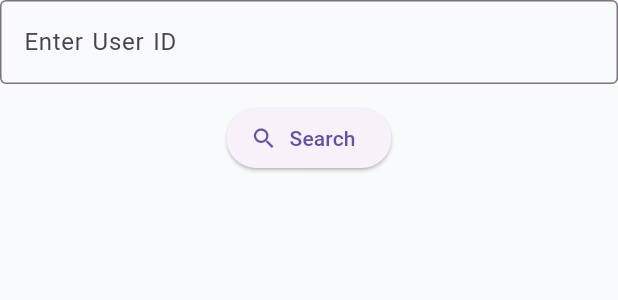
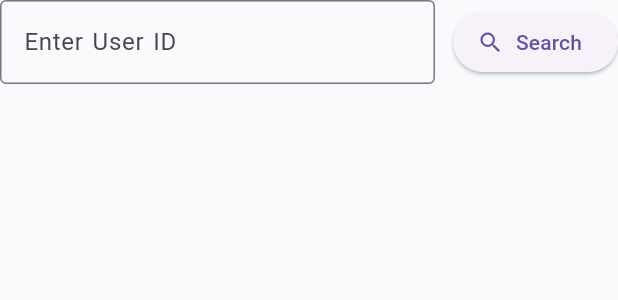
Before and after one commit to 3khaled3/snapDealsApp_readMe, a Flutter app: the SearchUserByIdWidget widget shown alone on an empty page, opened directly with empty values, on a phone screen of 412 x 824 dp. Shown: the top 300 px of the screen. Run offline on Flutter 3.47's test engine with Material 3 defaults, Android fonts, the phone set to English and light mode, and no system bars; our stand-ins replace bloc, cached_network_image, cloud_firestore, connectivity_plus, dartz, device_preview and 18 more; missing offline and left inert: flutter_sound, get_thumbnail_video; accounts and stored records are empty.

Commit message:
fix search user

```diff
--- a/lib/app/admin_feature/view/widgets/custom_search_user.dart
+++ b/lib/app/admin_feature/view/widgets/custom_search_user.dart
@@ -2,8 +2,13 @@ import 'package:flutter/material.dart';
 
 class SearchUserByIdWidget extends StatefulWidget {
   final Future<void> Function(String userId) onSearch;
+  final VoidCallback onClearSearch;
 
-  const SearchUserByIdWidget({super.key, required this.onSearch});
+  const SearchUserByIdWidget({
+    super.key,
+    required this.onSearch,
+    required this.onClearSearch,
+  });
 
   @override
   State<SearchUserByIdWidget> createState() => _SearchUserByIdWidgetState();
@@ -22,18 +27,32 @@ class _SearchUserByIdWidgetState extends State<SearchUserByIdWidget> {
     setState(() => _isLoading = false);
   }
 
+  void _handleClearSearch() {
+    _controller.clear();
+    widget.onClearSearch();
+  }
+
   @override
   Widget build(BuildContext context) {
-    return Column(
+    return Row(
       children: [
-        TextField(
-          controller: _controller,
-          decoration: const InputDecoration(
-            labelText: 'Enter User ID',
-            border: OutlineInputBorder(),
+        Expanded(
+          child: TextField(
+            controller: _controller,
+            decoration: InputDecoration(
+              labelText: 'Enter User ID',
+              border: const OutlineInputBorder(),
+              suffixIcon: _controller.text.isNotEmpty
+                  ? IconButton(
+                      icon: const Icon(Icons.clear),
+                      onPressed: _handleClearSearch,
+                    )
+                  : null,
+            ),
+            onChanged: (_) => setState(() {}), // لتحديث زر المسح تلقائيًا
           ),
         ),
-        const SizedBox(height: 12),
+        const SizedBox(width: 12),
         ElevatedButton.icon(
           onPressed: _isLoading ? null : _handleSearch,
           icon: _isLoading
```
Also changed, not shown: lib/app/admin_feature/view/pages/access_users.dart (+10 -9 lines), lib/app/admin_feature/view/widgets/shimmer_user_card.dart (+25 -21 lines), lib/app/admin_feature/view/widgets/user_builder.dart (+27 -47 lines), lib/app/admin_feature/view/widgets/user_card.dart (+33 -8 lines), lib/app/admin_feature/model_view/access_user_cubit/access_user_state.dart (line endings or trailing spaces), 4 other files.
